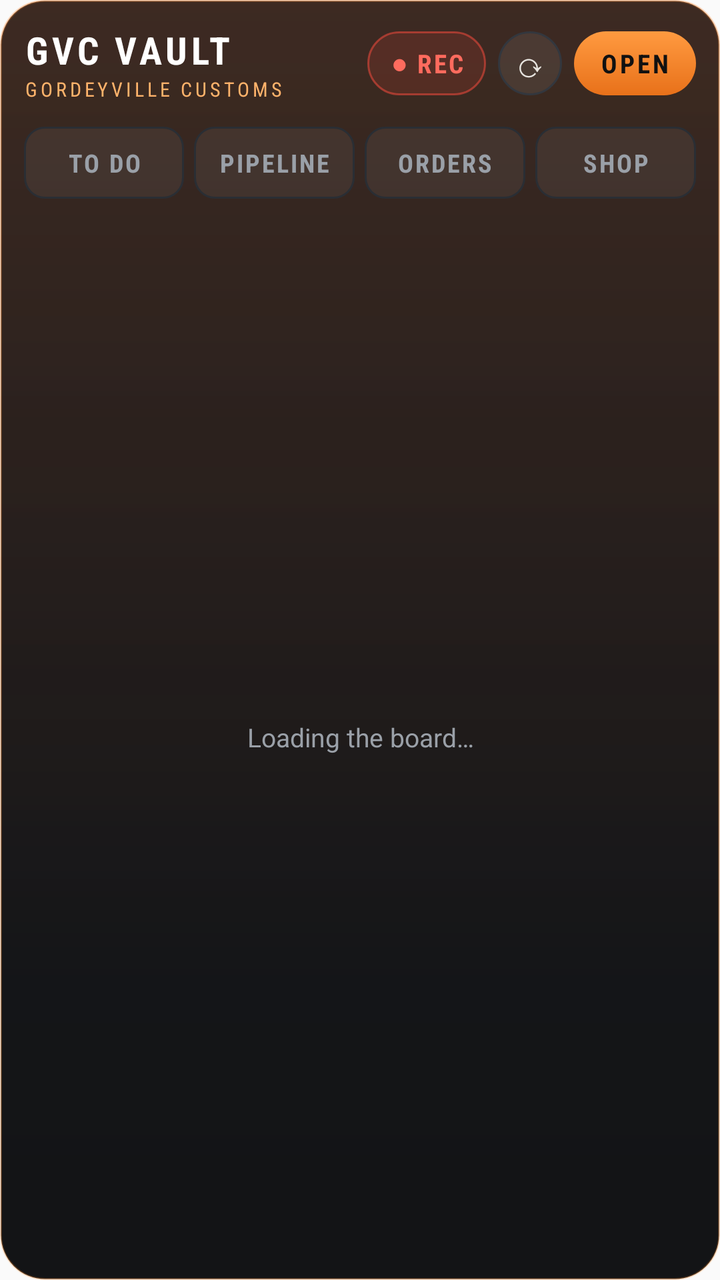
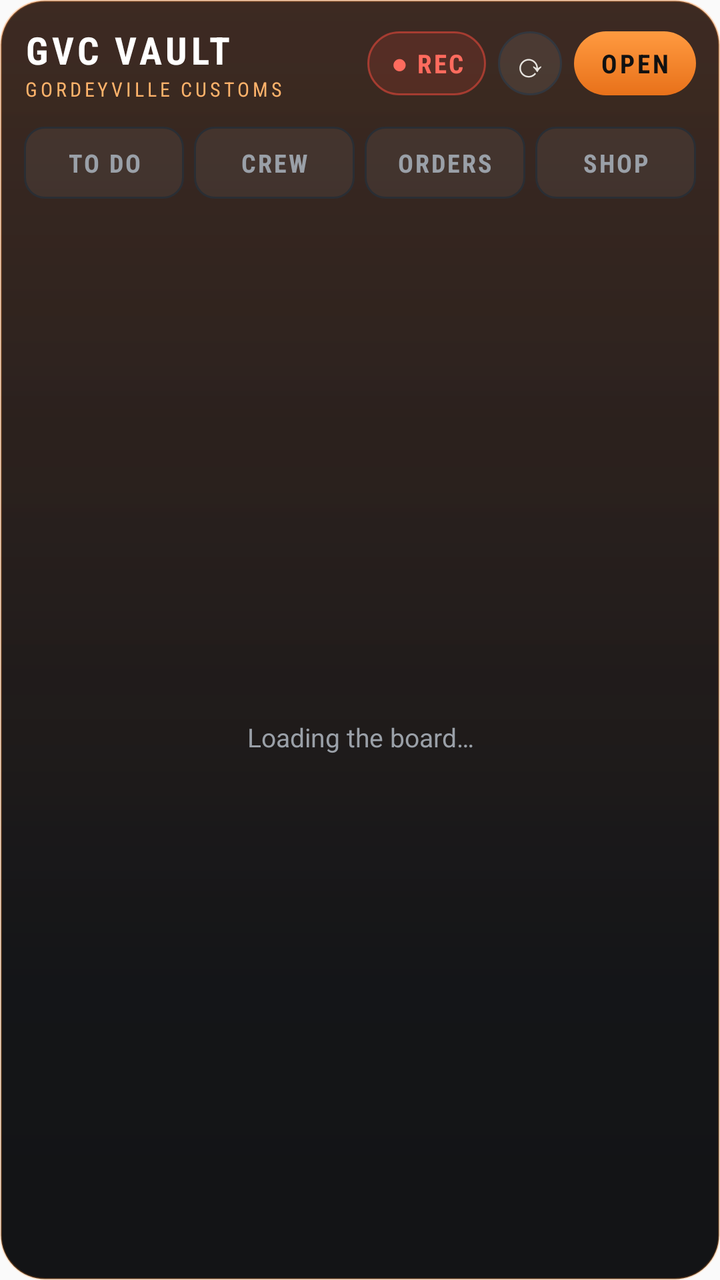

Compare the two renders of this Android layout. The source of the first and the diff that turns it into the second are given below.
<!-- AndroidManifest.xml: application theme AppTheme -->
<!-- res/layout/widget_shop.xml -->
<?xml version="1.0" encoding="utf-8"?>
<LinearLayout xmlns:android="http://schemas.android.com/apk/res/android"
    android:id="@+id/root"
    android:layout_width="match_parent"
    android:layout_height="match_parent"
    android:orientation="vertical"
    android:paddingLeft="12dp"
    android:paddingRight="12dp"
    android:paddingTop="12dp"
    android:paddingBottom="10dp"
    android:background="@drawable/widget_bg">

    <LinearLayout
        android:layout_width="match_parent"
        android:layout_height="wrap_content"
        android:orientation="horizontal"
        android:gravity="center_vertical">
        <LinearLayout
            android:id="@+id/title_box"
            android:layout_width="0dp"
            android:layout_height="wrap_content"
            android:layout_weight="1"
            android:orientation="vertical">
            <TextView
                android:id="@+id/title"
                android:layout_width="wrap_content"
                android:layout_height="wrap_content"
                android:text="GVC VAULT"
                android:fontFamily="sans-serif-condensed"
                android:textColor="#FFFFFFFF"
                android:textSize="19sp"
                android:textStyle="bold"
                android:letterSpacing="0.1"/>
            <TextView
                android:id="@+id/updated"
                android:layout_width="wrap_content"
                android:layout_height="wrap_content"
                android:text="GORDEYVILLE CUSTOMS"
                android:fontFamily="sans-serif-condensed"
                android:letterSpacing="0.16"
                android:textAllCaps="true"
                android:textColor="#FFFFB36B"
                android:textSize="10sp"/>
        </LinearLayout>
        <TextView
            android:id="@+id/rec"
            android:layout_width="wrap_content"
            android:layout_height="32dp"
            android:layout_marginRight="6dp"
            android:gravity="center"
            android:paddingLeft="11dp"
            android:paddingRight="11dp"
            android:background="@drawable/widget_btn_rec"
            android:text="● REC"
            android:fontFamily="sans-serif-condensed"
            android:letterSpacing="0.08"
            android:textColor="#FFFF6B5E"
            android:textStyle="bold"
            android:textSize="13sp"/>
        <TextView
            android:id="@+id/refresh"
            android:layout_width="32dp"
            android:layout_height="32dp"
            android:layout_marginRight="6dp"
            android:gravity="center"
            android:background="@drawable/widget_btn_round"
            android:text="⟳"
            android:textColor="#FFE9E6E1"
            android:textSize="17sp"/>
        <TextView
            android:id="@+id/open"
            android:layout_width="wrap_content"
            android:layout_height="32dp"
            android:gravity="center"
            android:paddingLeft="13dp"
            android:paddingRight="13dp"
            android:background="@drawable/widget_btn_orange"
            android:text="OPEN"
            android:fontFamily="sans-serif-condensed"
            android:letterSpacing="0.1"
            android:textColor="#FF111111"
            android:textStyle="bold"
            android:textSize="13sp"/>
    </LinearLayout>

    <LinearLayout
        android:layout_width="match_parent"
        android:layout_height="wrap_content"
        android:layout_marginTop="12dp"
        android:layout_marginBottom="8dp"
        android:orientation="horizontal">
        <TextView
            android:id="@+id/tab_todo"
            android:layout_width="0dp"
            android:layout_height="36dp"
            android:layout_weight="1"
            android:layout_marginRight="5dp"
            android:gravity="center"
            android:background="@drawable/widget_tab_off"
            android:text="To do"
            android:fontFamily="sans-serif-condensed"
            android:textStyle="bold"
            android:letterSpacing="0.08"
            android:textAllCaps="true"
            android:textSize="12.5sp"
            android:textColor="#FF9AA0A8"/>
        <TextView
            android:id="@+id/tab_pipeline"
            android:layout_width="0dp"
            android:layout_height="36dp"
            android:layout_weight="1"
            android:layout_marginRight="5dp"
            android:gravity="center"
            android:background="@drawable/widget_tab_off"
            android:text="Pipeline"
            android:fontFamily="sans-serif-condensed"
            android:textStyle="bold"
            android:letterSpacing="0.08"
            android:textAllCaps="true"
            android:textSize="12.5sp"
            android:textColor="#FF9AA0A8"/>
        <TextView
            android:id="@+id/tab_orders"
            android:layout_width="0dp"
            android:layout_height="36dp"
            android:layout_weight="1"
            android:layout_marginRight="5dp"
            android:gravity="center"
            android:background="@drawable/widget_tab_off"
            android:text="Orders"
            android:fontFamily="sans-serif-condensed"
            android:textStyle="bold"
            android:letterSpacing="0.08"
            android:textAllCaps="true"
            android:textSize="12.5sp"
            android:textColor="#FF9AA0A8"/>
        <TextView
            android:id="@+id/tab_shop"
            android:layout_width="0dp"
            android:layout_height="36dp"
            android:layout_weight="1"
            
            android:gravity="center"
            android:background="@drawable/widget_tab_off"
            android:text="Shop"
            android:fontFamily="sans-serif-condensed"
            android:textStyle="bold"
            android:letterSpacing="0.08"
            android:textAllCaps="true"
            android:textSize="12.5sp"
            android:textColor="#FF9AA0A8"/>
    </LinearLayout>

    <FrameLayout
        android:layout_width="match_parent"
        android:layout_height="0dp"
        android:layout_weight="1">
        <ListView
            android:id="@+id/list"
            android:layout_width="match_parent"
            android:layout_height="match_parent"
            android:divider="@null"
            android:dividerHeight="0dp"/>
        <TextView
            android:id="@+id/empty"
            android:layout_width="match_parent"
            android:layout_height="match_parent"
            android:gravity="center"
            android:text="Loading the board…"
            android:textColor="#FF9AA0A8"
            android:textSize="13sp"/>
    </FrameLayout>
</LinearLayout>
<!-- resources referenced by this layout -->
<resources>
  <!-- drawable widget_bg (drawable) -->
  <?xml version="1.0" encoding="utf-8"?>
  <layer-list xmlns:android="http://schemas.android.com/apk/res/android">
      <item><shape android:shape="rectangle">
          <gradient android:angle="270" android:startColor="#F7141519" android:centerColor="#F70F1013" android:endColor="#F70B0C0E"/>
          <stroke android:width="1dp" android:color="#40FF8A2A"/>
          <corners android:radius="22dp"/></shape></item>
      <item android:bottom="160dp"><shape android:shape="rectangle">
          <gradient android:angle="270" android:startColor="#26FF7828" android:endColor="#00FF7828"/>
          <corners android:radius="22dp"/></shape></item>
  </layer-list>
  <!-- drawable widget_btn_orange (drawable) -->
  <?xml version="1.0" encoding="utf-8"?>
  <shape xmlns:android="http://schemas.android.com/apk/res/android" android:shape="rectangle">
      <gradient android:angle="270" android:startColor="#FFFF9A40" android:endColor="#FFE8711A"/>
      <corners android:radius="16dp"/>
  </shape>
  <!-- drawable widget_btn_rec (drawable) -->
  <?xml version="1.0" encoding="utf-8"?>
  <shape xmlns:android="http://schemas.android.com/apk/res/android" android:shape="rectangle">
      <solid android:color="#26E5483B"/>
      <stroke android:width="1dp" android:color="#99E5483B"/>
      <corners android:radius="16dp"/>
  </shape>
  <!-- drawable widget_btn_round (drawable) -->
  <?xml version="1.0" encoding="utf-8"?>
  <shape xmlns:android="http://schemas.android.com/apk/res/android" android:shape="oval">
      <solid android:color="#14FFFFFF"/>
      <stroke android:width="1dp" android:color="#FF33373E"/>
  </shape>
  <!-- drawable widget_tab_off (drawable) -->
  <?xml version="1.0" encoding="utf-8"?>
  <shape xmlns:android="http://schemas.android.com/apk/res/android" android:shape="rectangle">
      <solid android:color="#0FFFFFFF"/>
      <stroke android:width="1dp" android:color="#FF2A2E34"/>
      <corners android:radius="10dp"/>
  </shape>
  <style name="AppTheme" parent="Theme.AppCompat.Light.DarkActionBar">
          
          <item name="colorPrimary">@color/colorPrimary</item>
          <item name="colorPrimaryDark">@color/colorPrimaryDark</item>
          <item name="colorAccent">@color/colorAccent</item>
      </style>
</resources>

<!-- the commit's change to res/layout/widget_shop.xml (unified diff, before → after) -->
@@ -112,7 +112,7 @@
             android:layout_marginRight="5dp"
             android:gravity="center"
             android:background="@drawable/widget_tab_off"
-            android:text="Pipeline"
+            android:text="Crew"
             android:fontFamily="sans-serif-condensed"
             android:textStyle="bold"
             android:letterSpacing="0.08"
